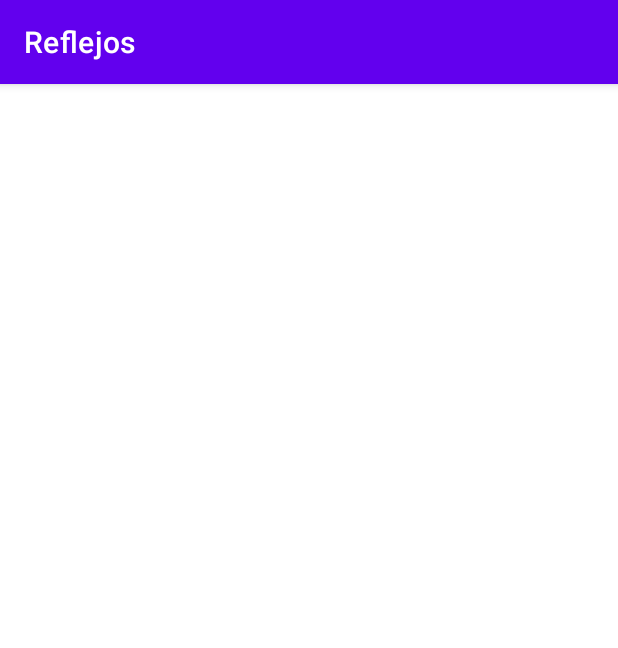
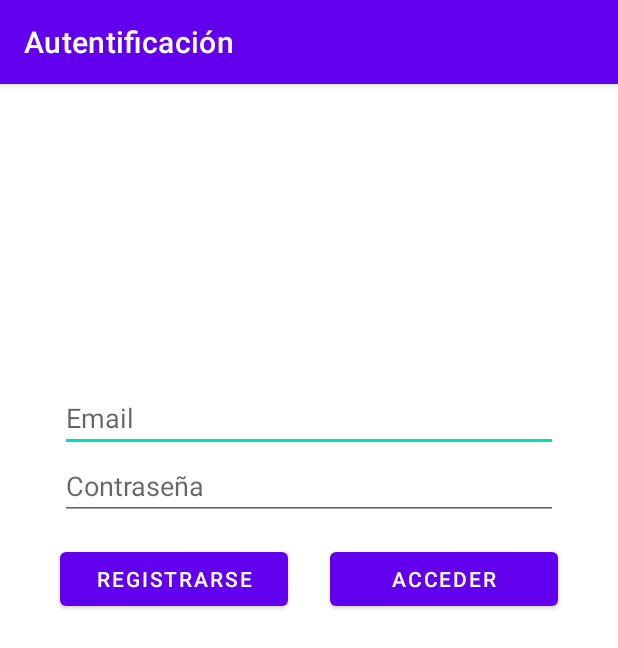
Before and after one commit to nicocth/Reflejos, an Android app: the screen it shows after launch (MainActivity before the commit, LoginActivity after it), on a phone screen of 412 x 824 dp. Shown: the top 648 px of the screen. Run offline under Robolectric (Android 15) with nearby library versions, the phone set to English and light mode, and no system bars; our stand-ins replace Firebase (no records; nobody signed in at launch, a user with empty details on screens opened directly).

Commit message:
Integrando Login con Firebase Authentication

```diff
--- a/app/build.gradle
+++ b/app/build.gradle
@@ -40,4 +40,7 @@ dependencies {
     //dependencia añadida para agregar firebase al proyecto
     implementation platform('com.google.firebase:firebase-bom:32.8.1')
     implementation 'com.google.firebase:firebase-analytics'
+    // Add the dependency for the Firebase Authentication library
+    // When using the BoM, you don't specify versions in Firebase library dependencies
+    implementation("com.google.firebase:firebase-auth")
 }
--- a/app/src/main/AndroidManifest.xml
+++ b/app/src/main/AndroidManifest.xml
@@ -13,7 +13,10 @@
         android:theme="@style/Theme.Reflejos"
         tools:targetApi="31">
         <activity
-            android:name=".MainActivity"
+            android:name=".HomeActivity"
+            android:exported="false" />
+        <activity
+            android:name=".LoginActivity"
             android:exported="true">
             <intent-filter>
                 <action android:name="android.intent.action.MAIN" />
--- a/app/src/main/java/com/example/reflejos/MainActivity.java
+++ b/app/src/main/java/com/example/reflejos/HomeActivity.java
@@ -4,11 +4,11 @@ import androidx.appcompat.app.AppCompatActivity;
 
 import android.os.Bundle;
 
-public class MainActivity extends AppCompatActivity {
+public class HomeActivity extends AppCompatActivity {
 
     @Override
     protected void onCreate(Bundle savedInstanceState) {
         super.onCreate(savedInstanceState);
-        setContentView(R.layout.activity_main);
+        setContentView(R.layout.activity_home);
     }
 }
--- /dev/null
+++ b/app/src/main/java/com/example/reflejos/LoginActivity.java
@@ -0,0 +1,76 @@
+package com.example.reflejos;
+
+
+import static android.content.ContentValues.TAG;
+
+import androidx.annotation.NonNull;
+import androidx.appcompat.app.AppCompatActivity;
+
+import android.os.Bundle;
+import android.util.Log;
+import android.view.View;
+import android.widget.Button;
+import android.widget.EditText;
+import android.widget.Toast;
+
+import com.google.android.gms.tasks.OnCompleteListener;
+import com.google.android.gms.tasks.Task;
+import com.google.firebase.auth.AuthResult;
+import com.google.firebase.auth.FirebaseAuth;
+
+public class LoginActivity extends AppCompatActivity {
+    //declaracion de elementos de la vista
+    private EditText emailEditText;
+    private EditText passwordEditText;
+    private Button signUpButton;
+    private Button logInButton;
+    @Override
+    protected void onCreate(Bundle savedInstanceState) {
+        super.onCreate(savedInstanceState);
+        setContentView(R.layout.activity_login);
+        //inicializamos elementos de la vista
+        emailEditText = findViewById(R.id.emailEditText);
+        passwordEditText = findViewById(R.id.passwordEditText);
+        signUpButton = findViewById(R.id.signUpButton);
+        logInButton = findViewById(R.id.logInButton);
+        //SetUp
+        setup();
+    }
+
+    private void setup() {
+        setTitle("Autentificación");
+
+        signUpButton.setOnClickListener(new View.OnClickListener() {
+            @Override
+            public void onClick(View v) {
+                String email = emailEditText.getText().toString();
+                String password = passwordEditText.getText().toString();
+                if(email.isEmpty() && password.isEmpty()){
+                    Toast toast1 = Toast.makeText(getApplicationContext(), "Toast por defecto", Toast.LENGTH_SHORT);
+                    toast1.show();
+                }else{
+                    FirebaseAuth.getInstance().createUserWithEmailAndPassword(email,password)
+                            .addOnCompleteListener(this, new OnCompleteListener<AuthResult>() {
+                        @Override
+                        public void onComplete(@NonNull Task<AuthResult> task) {
+                            if (task.isSuccessful()) {
+                                // Sign in success, update UI with the signed-in user's information
+                                Log.d(TAG, "createUserWithEmail:success");
+                                FirebaseUser user = mAuth.getCurrentUser();
+                                updateUI(user);
+                            } else {
+                                // If sign in fails, display a message to the user.
+                                Log.w(TAG, "createUserWithEmail:failure", task.getException());
+                                Toast.makeText(getApplicationContext(), "Error de autentificación",
+                                        Toast.LENGTH_SHORT).show();
+
+                            }
+                        }
+                    });
+                }
+            }
+        });
+
+
+    }
+}
--- /dev/null
+++ b/app/src/main/res/layout/activity_login.xml
@@ -0,0 +1,60 @@
+<?xml version="1.0" encoding="utf-8"?>
+<androidx.constraintlayout.widget.ConstraintLayout xmlns:android="http://schemas.android.com/apk/res/android"
+    xmlns:app="http://schemas.android.com/apk/res-auto"
+    xmlns:tools="http://schemas.android.com/tools"
+    android:layout_width="match_parent"
+    android:layout_height="match_parent"
+    tools:context=".LoginActivity">
+
+    <EditText
+        android:id="@+id/emailEditText"
+        android:layout_width="match_parent"
+        android:layout_height="wrap_content"
+        android:layout_marginTop="200dp"
+        android:layout_marginStart="40dp"
+        android:layout_marginEnd="40dp"
+        android:ems="10"
+        android:hint="@string/login_hint_email"
+        android:inputType="text"
+        app:layout_constraintEnd_toEndOf="parent"
+        app:layout_constraintHorizontal_bias="0.504"
+        app:layout_constraintStart_toStartOf="parent"
+        app:layout_constraintTop_toTopOf="parent" />
+
+    <EditText
+        android:id="@+id/passwordEditText"
+        android:layout_width="match_parent"
+        android:layout_marginStart="40dp"
+        android:layout_marginEnd="40dp"
+        android:layout_height="wrap_content"
+        android:ems="10"
+        android:hint="@string/login_hint_password"
+        android:inputType="text"
+        app:layout_constraintEnd_toEndOf="parent"
+        app:layout_constraintStart_toStartOf="parent"
+        app:layout_constraintTop_toBottomOf="@+id/emailEditText" />
+
+    <Button
+        android:id="@+id/signUpButton"
+        android:layout_width="match_parent"
+        android:layout_height="wrap_content"
+        android:layout_marginTop="15dp"
+        android:layout_marginStart="40dp"
+        android:layout_marginEnd="220dp"
+        android:text="@string/login_sign_up_button"
+        app:layout_constraintEnd_toStartOf="@+id/logInButton"
+        app:layout_constraintStart_toStartOf="parent"
+        app:layout_constraintTop_toBottomOf="@+id/passwordEditText" />
+
+    <Button
+        android:id="@+id/logInButton"
+        android:layout_width="match_parent"
+        android:layout_height="wrap_content"
+        android:layout_marginTop="15dp"
+        android:layout_marginStart="220dp"
+        android:layout_marginEnd="40dp"
+        android:text="@string/login_login_in_button"
+        app:layout_constraintEnd_toEndOf="parent"
+        app:layout_constraintStart_toEndOf="@+id/signUpButton"
+        app:layout_constraintTop_toBottomOf="@+id/passwordEditText" />
+</androidx.constraintlayout.widget.ConstraintLayout>
--- a/app/src/main/res/layout/activity_main.xml
+++ /dev/null
@@ -1,9 +0,0 @@
-<?xml version="1.0" encoding="utf-8"?>
-<androidx.constraintlayout.widget.ConstraintLayout xmlns:android="http://schemas.android.com/apk/res/android"
-    xmlns:app="http://schemas.android.com/apk/res-auto"
-    xmlns:tools="http://schemas.android.com/tools"
-    android:layout_width="match_parent"
-    android:layout_height="match_parent"
-    tools:context=".MainActivity">
-
-</androidx.constraintlayout.widget.ConstraintLayout>
--- a/app/src/main/res/values/strings.xml
+++ b/app/src/main/res/values/strings.xml
@@ -1,3 +1,7 @@
 <resources>
     <string name="app_name">Reflejos</string>
+    <string name="login_hint_email">Email</string>
+    <string name="login_hint_password">Contraseña</string>
+    <string name="login_sign_up_button">Registrarse</string>
+    <string name="login_login_in_button">Acceder</string>
 </resources>
```
Also changed, not shown: app/src/main/res/layout/activity_home.xml (added, +49 -0 lines).
